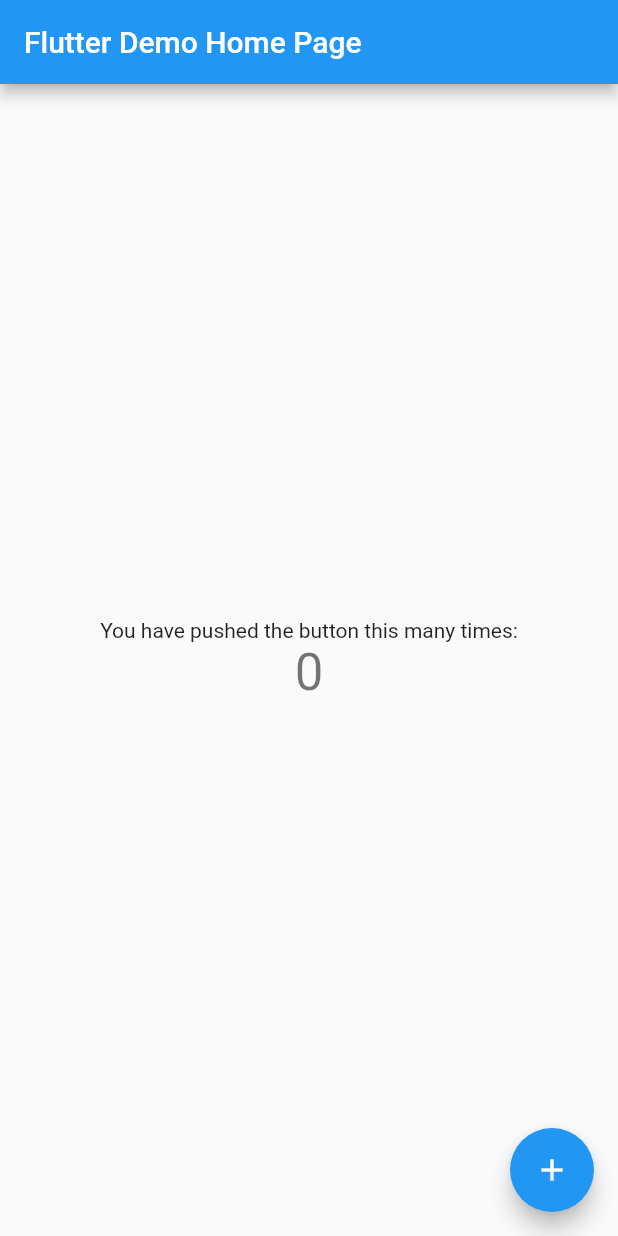
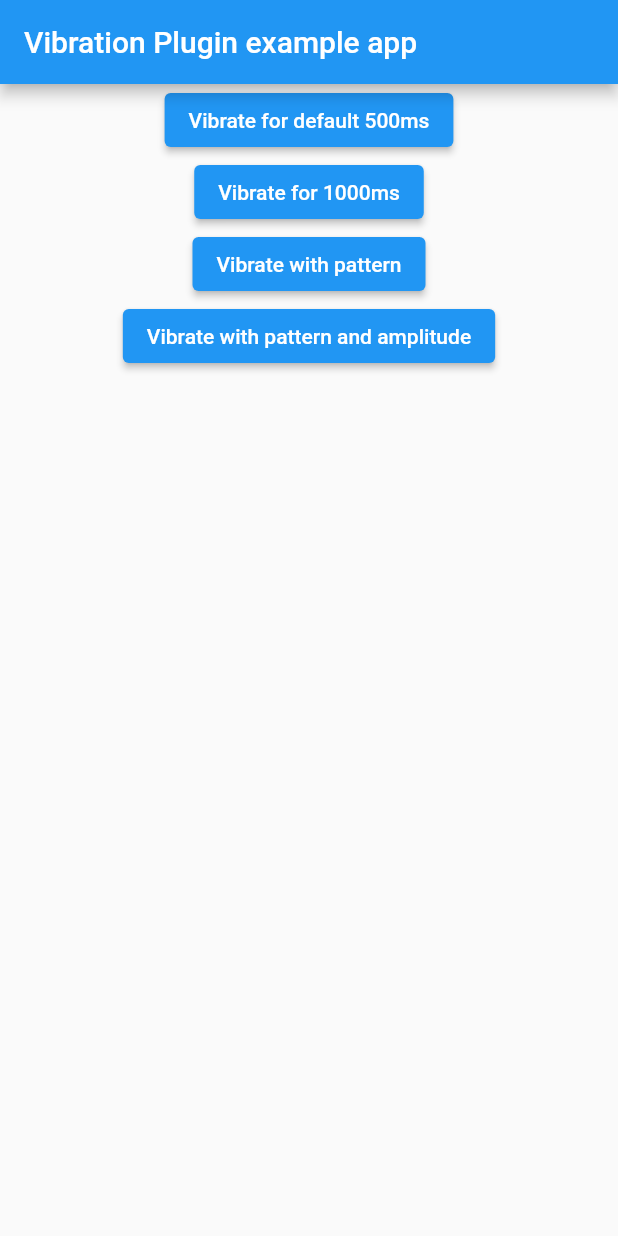
Before and after one commit to demirelfatma/sensor_okuma, a Flutter app: the screen it shows after launch, on a phone screen of 412 x 824 dp. Run offline on Flutter 3.47's test engine with Material 2 defaults, Android fonts, the phone set to English and light mode, and no system bars; our stand-ins replace vibration.

Commit message:
main sayfası düzenlendi

```diff
--- a/lib/main.dart
+++ b/lib/main.dart
@@ -1,115 +1,71 @@
 import 'package:flutter/material.dart';
+import 'package:vibration/vibration.dart';
 
-void main() {
-  runApp(const MyApp());
-}
+void main() => runApp(const VibratingApp());
 
-class MyApp extends StatelessWidget {
-  const MyApp({super.key});
+class VibratingApp extends StatelessWidget {
+  const VibratingApp({super.key});
 
-  // This widget is the root of your application.
   @override
   Widget build(BuildContext context) {
     return MaterialApp(
-      title: 'Flutter Demo',
-      theme: ThemeData(
-        // This is the theme of your application.
-        //
-        // Try running your application with "flutter run". You'll see the
-        // application has a blue toolbar. Then, without quitting the app, try
-        // changing the primarySwatch below to Colors.green and then invoke
-        // "hot reload" (press "r" in the console where you ran "flutter run",
-        // or simply save your changes to "hot reload" in a Flutter IDE).
-        // Notice that the counter didn't reset back to zero; the application
-        // is not restarted.
-        primarySwatch: Colors.blue,
+      home: Scaffold(
+        appBar: AppBar(
+          title: const Text('Vibration Plugin example app'),
+        ),
+        body: Builder(
+          builder: (BuildContext context) {
+            return Center(
+              child: Column(
+                children: <Widget>[
+                  ElevatedButton(
+                    child: const Text('Vibrate for default 500ms'),
+                    onPressed: () {
+                      Vibration.vibrate();
+                    },
+                  ),
+                  ElevatedButton(
+                    child: const Text('Vibrate for 1000ms'),
+                    onPressed: () {
+                      Vibration.vibrate(duration: 1000);
+                    },
+                  ),
+                  ElevatedButton(
+                    child: const Text('Vibrate with pattern'),
+                    onPressed: () {
+                      const snackBar = SnackBar(
+                        content: Text(
+                          'Pattern: wait 0.5s, vibrate 1s, wait 0.5s, vibrate 2s, wait 0.5s, vibrate 3s, wait 0.5s, vibrate 0.5s',
+                        ),
+                      );
+                      ScaffoldMessenger.of(context).showSnackBar(snackBar);
+                      Vibration.vibrate(
+                        pattern: [500, 1000, 500, 2000, 500, 3000, 500, 500],
+                      );
+                    },
+                  ),
+                  ElevatedButton(
+                    child: const Text('Vibrate with pattern and amplitude'),
+                    onPressed: () {
+                      const snackBar = SnackBar(
+                        content: Text(
+                          'Pattern: wait 0.5s, vibrate 1s, wait 0.5s, vibrate 2s, wait 0.5s, vibrate 3s, wait 0.5s, vibrate 0.5s',
+                        ),
+                      );
+
+                      ScaffoldMessenger.of(context).showSnackBar(snackBar);
+                      Vibration.vibrate(
+                        pattern: [500, 1000, 500, 2000, 500, 3000, 500, 500],
+                        intensities: [0, 128, 0, 255, 0, 64, 0, 255],
+                      );
+                    },
+                  )
+                ],
+              ),
+            );
+          },
+        ),
       ),
-      home: const MyHomePage(title: 'Flutter Demo Home Page'),
     );
   }
 }
-
-class MyHomePage extends StatefulWidget {
-  const MyHomePage({super.key, required this.title});
-
-  // This widget is the home page of your application. It is stateful, meaning
-  // that it has a State object (defined below) that contains fields that affect
-  // how it looks.
-
-  // This class is the configuration for the state. It holds the values (in this
-  // case the title) provided by the parent (in this case the App widget) and
-  // used by the build method of the State. Fields in a Widget subclass are
-  // always marked "final".
-
-  final String title;
-
-  @override
-  State<MyHomePage> createState() => _MyHomePageState();
-}
-
-class _MyHomePageState extends State<MyHomePage> {
-  int _counter = 0;
-
-  void _incrementCounter() {
-    setState(() {
-      // This call to setState tells the Flutter framework that something has
-      // changed in this State, which causes it to rerun the build method below
-      // so that the display can reflect the updated values. If we changed
-      // _counter without calling setState(), then the build method would not be
-      // called again, and so nothing would appear to happen.
-      _counter++;
-    });
-  }
-
-  @override
-  Widget build(BuildContext context) {
-    // This method is rerun every time setState is called, for instance as done
-    // by the _incrementCounter method above.
-    //
-    // The Flutter framework has been optimized to make rerunning build methods
-    // fast, so that you can just rebuild anything that needs updating rather
-    // than having to individually change instances of widgets.
-    return Scaffold(
-      appBar: AppBar(
-        // Here we take the value from the MyHomePage object that was created by
-        // the App.build method, and use it to set our appbar title.
-        title: Text(widget.title),
-      ),
-      body: Center(
-        // Center is a layout widget. It takes a single child and positions it
-        // in the middle of the parent.
-        child: Column(
-          // Column is also a layout widget. It takes a list of children and
-          // arranges them vertically. By default, it sizes itself to fit its
-          // children horizontally, and tries to be as tall as its parent.
-          //
-          // Invoke "debug painting" (press "p" in the console, choose the
-          // "Toggle Debug Paint" action from the Flutter Inspector in Android
-          // Studio, or the "Toggle Debug Paint" command in Visual Studio Code)
-          // to see the wireframe for each widget.
-          //
-          // Column has various properties to control how it sizes itself and
-          // how it positions its children. Here we use mainAxisAlignment to
-          // center the children vertically; the main axis here is the vertical
-          // axis because Columns are vertical (the cross axis would be
-          // horizontal).
-          mainAxisAlignment: MainAxisAlignment.center,
-          children: <Widget>[
-            const Text(
-              'You have pushed the button this many times:',
-            ),
-            Text(
-              '$_counter',
-              style: Theme.of(context).textTheme.headline4,
-            ),
-          ],
-        ),
-      ),
-      floatingActionButton: FloatingActionButton(
-        onPressed: _incrementCounter,
-        tooltip: 'Increment',
-        child: const Icon(Icons.add),
-      ), // This trailing comma makes auto-formatting nicer for build methods.
-    );
-  }
-}
--- a/pubspec.yaml
+++ b/pubspec.yaml
@@ -31,6 +31,7 @@
 dependencies:
   flutter:
     sdk: flutter
+  vibration: ^1.7.6
 
 
   # The following adds the Cupertino Icons font to your application.
```
Also changed, not shown: pubspec.lock, 1 other file.
